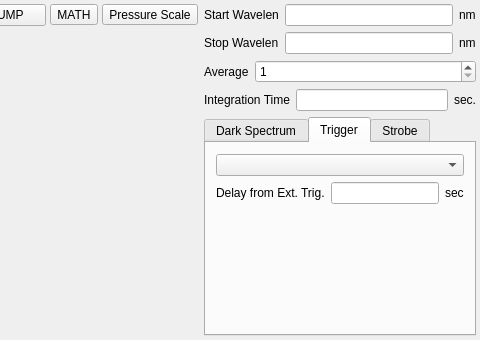
This is modules/optics/core/opticalspectrometerform.ui in northriv/KAME as Qt 5 draws it before an edit; both pictures show x 383 to 863 and y 0 to 340 of the 863 by 340 pixel window. The edited form follows.
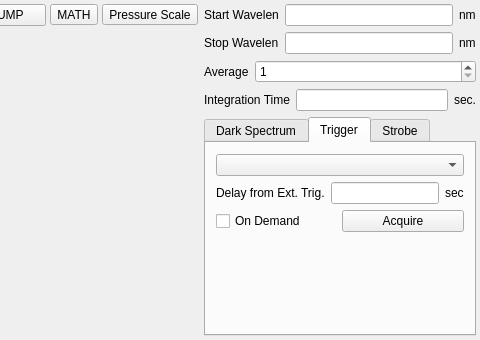
This is the edited form. The open tabs and pages were chosen to show the change. Custom widgets are drawn as their Qt base class.

```diff
--- a/modules/optics/core/opticalspectrometerform.ui
+++ b/modules/optics/core/opticalspectrometerform.ui
@@ -407,6 +407,45 @@
            </layout>
           </item>
           <item row="2" column="0">
+           <layout class="QHBoxLayout" name="horizontalLayout_ondemand">
+            <property name="spacing">
+             <number>4</number>
+            </property>
+            <item>
+             <widget class="QCheckBox" name="m_ckbOnDemand">
+              <property name="sizePolicy">
+               <sizepolicy hsizetype="Preferred" vsizetype="Fixed">
+                <horstretch>0</horstretch>
+                <verstretch>0</verstretch>
+               </sizepolicy>
+              </property>
+              <property name="toolTip">
+               <string>Acquire only when Acquire is pressed, instead of continuously.</string>
+              </property>
+              <property name="text">
+               <string>On Demand</string>
+              </property>
+             </widget>
+            </item>
+            <item>
+             <widget class="QPushButton" name="m_btnAcquireTrig">
+              <property name="sizePolicy">
+               <sizepolicy hsizetype="Preferred" vsizetype="Fixed">
+                <horstretch>0</horstretch>
+                <verstretch>0</verstretch>
+               </sizepolicy>
+              </property>
+              <property name="toolTip">
+               <string>Capture one spectrum now (On Demand only).</string>
+              </property>
+              <property name="text">
+               <string>Acquire</string>
+              </property>
+             </widget>
+            </item>
+           </layout>
+          </item>
+          <item row="3" column="0">
            <spacer name="verticalSpacer_2">
             <property name="orientation">
              <enum>Qt::Vertical</enum>
```
Left out of the diff: 2 changed lines with no effect on the pictures.
